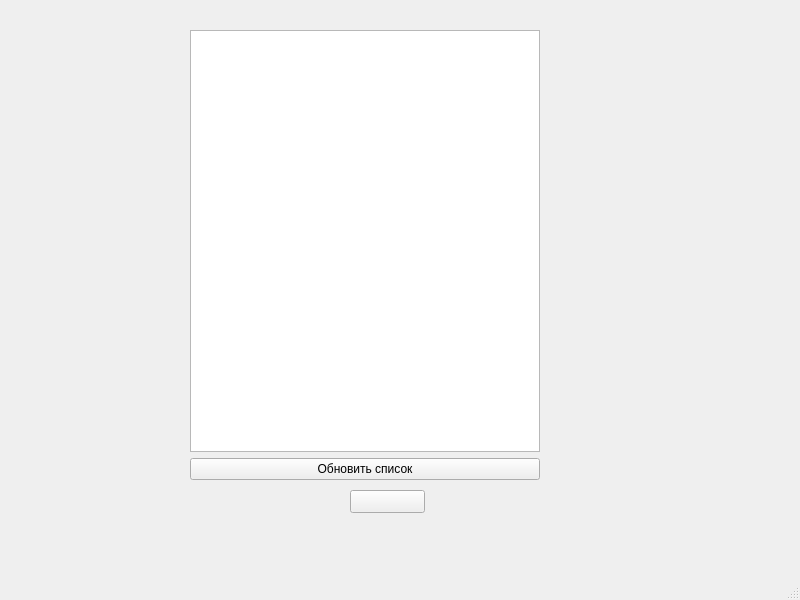
Qt form uis/main.ui (SnayperTihCreator/Overlay) before a commit.
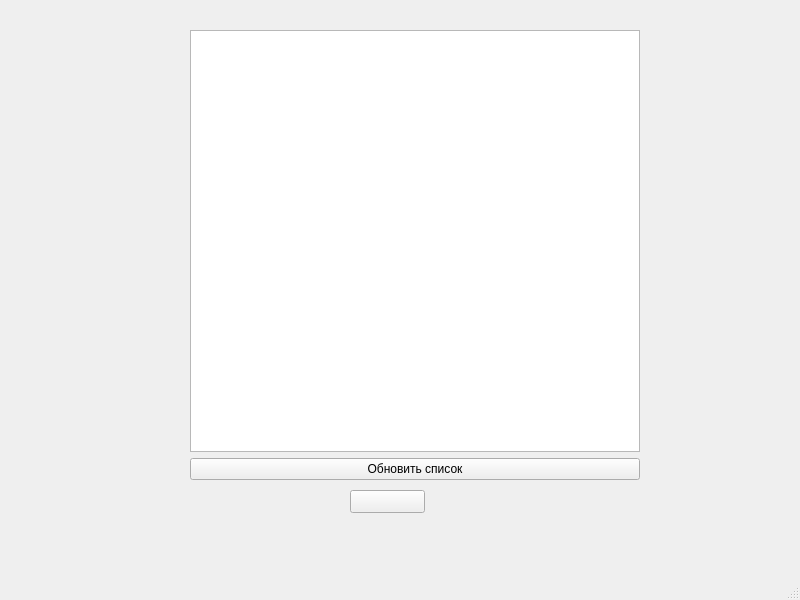
The same form after that commit. Custom widgets are drawn as their Qt base class.

Commit message: переход на QListView

Diff of the .ui file:
```diff
--- a/uis/main.ui
+++ b/uis/main.ui
@@ -63,24 +63,21 @@
      <rect>
       <x>190</x>
       <y>30</y>
-      <width>350</width>
+      <width>450</width>
       <height>450</height>
      </rect>
     </property>
     <property name="minimumSize">
      <size>
-      <width>350</width>
+      <width>450</width>
       <height>450</height>
      </size>
     </property>
     <layout class="QVBoxLayout" name="verticalLayout" stretch="0,0">
      <item>
-      <widget class="QListWidget" name="listPlugins">
-       <property name="sizePolicy">
-        <sizepolicy hsizetype="Minimum" vsizetype="Minimum">
-         <horstretch>0</horstretch>
-         <verstretch>0</verstretch>
-        </sizepolicy>
+      <widget class="PluginList" name="listPlugins">
+       <property name="horizontalScrollBarPolicy">
+        <enum>Qt::ScrollBarPolicy::ScrollBarAlwaysOff</enum>
        </property>
       </widget>
      </item>
@@ -106,6 +103,13 @@
   </widget>
   <widget class="QStatusBar" name="statusbar"/>
  </widget>
+ <customwidgets>
+  <customwidget>
+   <class>PluginList</class>
+   <extends>QListView</extends>
+   <header>Service.ModelData</header>
+  </customwidget>
+ </customwidgets>
  <resources/>
  <connections/>
 </ui>
```
Left out of the diff: 2 changed lines with no effect on the pictures. The commit also changes 16 other files.
